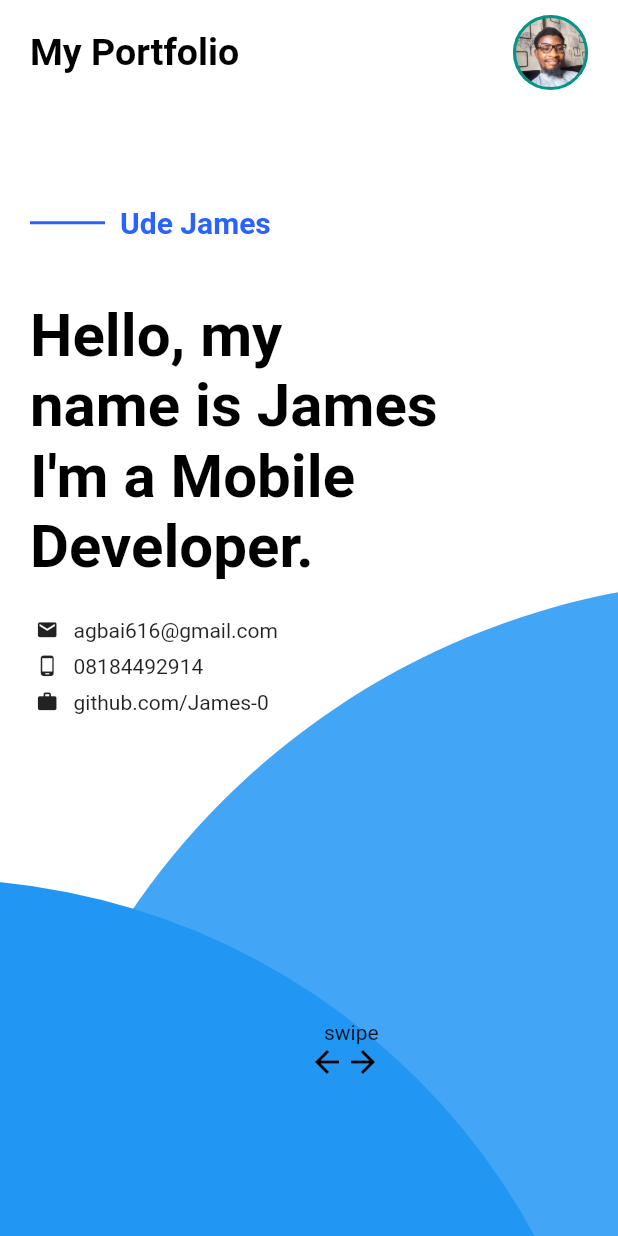
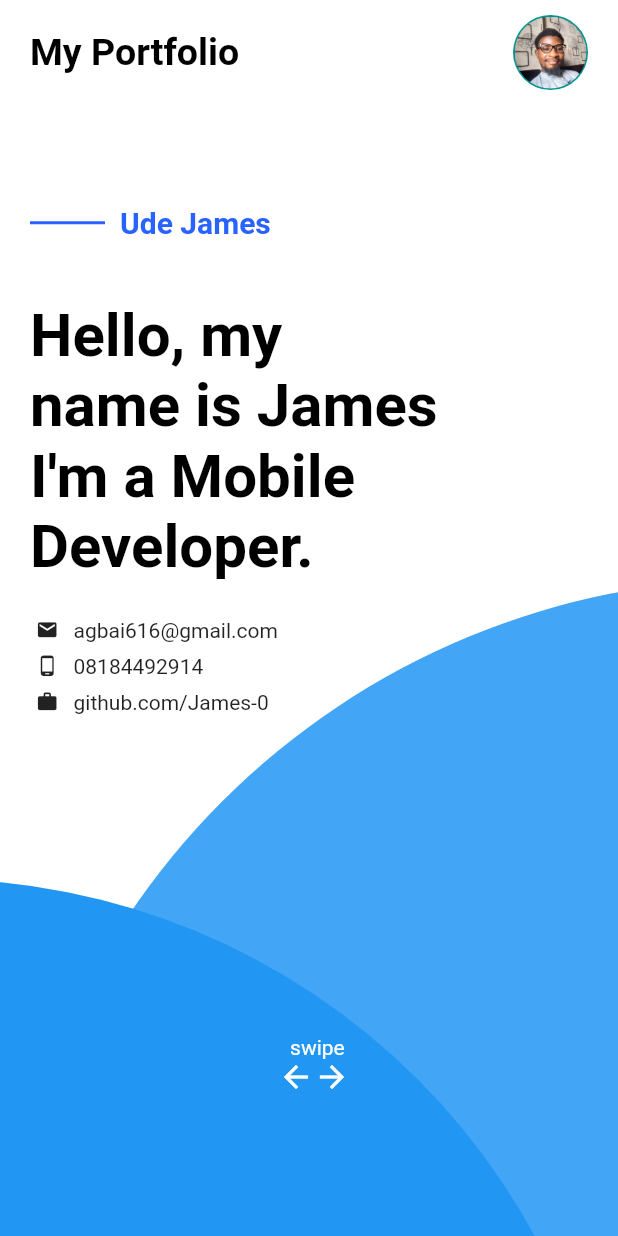
Before and after one commit to James-0/my_portfolio, a Flutter app: the screen it shows after launch, on a phone screen of 412 x 824 dp. Run offline on Flutter 3.47's test engine with Material 2 defaults, Android fonts, the phone set to English and light mode, and no system bars; Roboto replaces fonts that are missing (Circular).

Commit message:
Making Changes

```diff
--- a/lib/main.dart
+++ b/lib/main.dart
@@ -1,11 +1,11 @@
 // Flutter 1.1: Portfolio App
+// Feature: Swiping to reveal other competencies
 import 'package:flutter/material.dart';
 
 void main() {
   runApp(MaterialApp(
     home: HomePage(),
     debugShowCheckedModeBanner: false,
-    theme: ThemeData(fontFamily: 'Circular'),
   ));
 }
 
@@ -43,29 +43,17 @@ class HeaderClass extends StatelessWidget {
         style: TextStyle(
             fontSize: 25, fontWeight: FontWeight.bold, color: Colors.black),
       ),
-      Container(
-        height: 50,
-        width: 50,
-        alignment: Alignment.center,
-        decoration: BoxDecoration(shape: BoxShape.circle, color: primaryColor),
-        child: Center(
-          child: Container(
-            decoration: new BoxDecoration(
-                shape: BoxShape.circle,
-                border: Border.all(
-                    color: Colors.teal, width: 2.0, style: BorderStyle.solid),
-                image: new DecorationImage(
-                    fit: BoxFit.cover, image: AssetImage('images/james.jpg'))),
-          ),
-        ),
+      CircleAvatar(
+        radius: 25,
+        backgroundColor: Colors.teal,
+        child: CircleAvatar(
+            radius: 24, backgroundImage: AssetImage('images/james.jpg')),
       ),
     ]);
   }
 }
 
 class BodyClass extends StatelessWidget {
-  final String text01 = 'User Experience';
-  final String text11 = 'Other Skills';
   @override
   Widget build(BuildContext context) {
     return Stack(
@@ -92,15 +80,15 @@ class BodyClass extends StatelessWidget {
             child: Row(
               children: [
                 FirstPage(),
-                SecondPage(text01, () => Cont1(), Colors.orange, 'bio.png'),
-                SecondPage(text11, () => ListCLass(), Colors.blue, 'skill.png')
+                SecondPage(() => Cont1(), Colors.orange, 'bio.png'),
+                SecondPage(() => ListCLass(), Colors.blue, 'skill.png')
               ],
             ),
           ),
         ),
         Positioned.fill(
-            left: MediaQuery.of(context).size.width / 2,
-            top: 620,
+            left: MediaQuery.of(context).size.width * 0.45,
+            top: 630,
             child: Container(
               width: MediaQuery.of(context).size.width,
               child: Center(
@@ -109,14 +97,17 @@ class BodyClass extends StatelessWidget {
                     crossAxisAlignment: CrossAxisAlignment.start,
                     children: [
                       Container(
-                          padding: EdgeInsets.only(left: 10),
-                          child: Text('swipe')),
+                          padding: EdgeInsets.only(left: 8),
+                          child: Text(
+                            'swipe',
+                            style: TextStyle(color: Colors.white),
+                          )),
                       Row(children: [
                         Icon(
                           Icons.arrow_back,
-                          color: Colors.black,
+                          color: Colors.white,
                         ),
-                        Icon(Icons.arrow_forward, color: Colors.black)
+                        Icon(Icons.arrow_forward, color: Colors.white)
                       ]),
                     ]),
               ),
@@ -225,17 +216,16 @@ class FirstPage extends StatelessWidget {
 }
 
 class SecondPage extends StatelessWidget {
-  final String text1, pic;
+  final String pic;
   final Widget Function() myClass;
   final Color color;
-  SecondPage([this.text1, this.myClass, this.color, this.pic]);
+  SecondPage([this.myClass, this.color, this.pic]);
   @override
   Widget build(BuildContext context) {
     return Container(
       padding: EdgeInsets.all(20),
       height: 600,
       width: 360,
-      // width: MediaQuery.of(context).size.width,
       margin: EdgeInsets.symmetric(horizontal: 20),
       decoration: BoxDecoration(
           boxShadow: customShadow,
@@ -245,21 +235,12 @@ class SecondPage extends StatelessWidget {
         mainAxisAlignment: MainAxisAlignment.spaceEvenly,
         children: [
           Container(
-            height: 150,
-            width: 150,
             margin: EdgeInsets.symmetric(vertical: 20),
-            alignment: Alignment.center,
-            decoration:
-                BoxDecoration(shape: BoxShape.circle, color: primaryColor),
-            child: Center(
-              child: Container(
-                decoration: new BoxDecoration(
-                    shape: BoxShape.circle,
-                    border: Border.all(
-                        color: color, width: 2.0, style: BorderStyle.solid),
-                    image: new DecorationImage(
-                        fit: BoxFit.cover, image: AssetImage('images/$pic'))),
-              ),
+            child: CircleAvatar(
+              radius: 75,
+              backgroundColor: color,
+              child: CircleAvatar(
+                  radius: 72, backgroundImage: AssetImage('images/$pic')),
             ),
           ),
           Expanded(child: myClass()),
@@ -306,12 +287,9 @@ class Cont1 extends StatelessWidget {
             child: Text(
               'I am warmed of mobile technologies. '
               'A Computer and technology enthusiast with '
-              'skillsets in html, css, java, kotlin and flutter '
+              'skill sets in html, css, java, kotlin and flutter '
               'programming languages',
-              style: TextStyle(
-                  fontSize: 20,
-                  fontWeight: FontWeight.w400,
-                  color: Colors.black),
+              style: TextStyle(fontSize: 20, color: Colors.black),
             ),
           ),
         ]);
@@ -360,11 +338,13 @@ class ListCLass extends StatelessWidget {
 }
 
 List skills = [
-  {"name": "photoshop"},
-  {"name": "drumming"},
-  {"name": "writing"},
-  {"name": "speaking"},
-  {"name": "analytical"}
+  {"name": "problem solving"},
+  {"name": "critical thinking"},
+  {"name": "communication"},
+  {"name": "teamwork"},
+  {"name": "creativity"},
+  {"name": "attention to detail"},
+  {"name": "organization"}
 ];
 
 List pieColors = [
@@ -372,7 +352,9 @@ List pieColors = [
   Colors.indigo,
   Colors.red,
   Colors.orangeAccent,
-  Colors.black
+  Colors.blueAccent,
+  Colors.cyan,
+  Colors.brown
 ];
 
 Color primaryColor = Color(0xFFCDADCED);
--- a/pubspec.yaml
+++ b/pubspec.yaml
@@ -1,5 +1,5 @@
 name: my_portfolio
-description: A new Flutter project.
+description: A portfolio project.
 
 # The following line prevents the package from being accidentally published to
 # pub.dev using `pub publish`. This is preferred for private packages.
```
Also changed, not shown: 1 other file.
